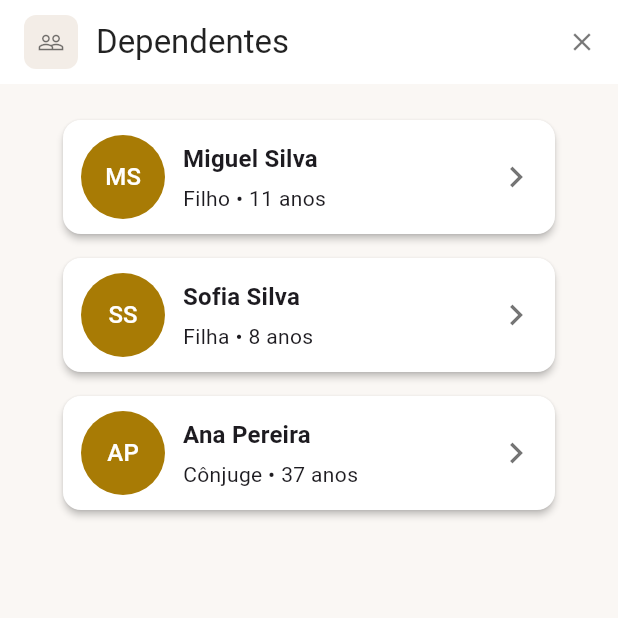
After one commit to solana315/flutter2, a Flutter app: the DependentsPage screen opened directly, on a phone screen of 412 x 824 dp, the top half of it. The commit adds this screen. Run offline on Flutter 3.47's test engine with Material 3 defaults, Android fonts, the phone set to English and light mode, and no system bars; our stand-ins replace flutter_dotenv, shared_preferences; accounts and stored records are empty.

Commit message:
commit dependentes
dependentes

```diff
--- /dev/null
+++ b/mobile/lib/dependents_page.dart
@@ -0,0 +1,144 @@
+import 'package:flutter/material.dart';
+import 'package:flutter_application_1/models/dependent.dart';
+import 'package:flutter_application_1/pages/dependent_detail_page.dart';
+
+class DependentsPage extends StatelessWidget {
+  const DependentsPage({Key? key}) : super(key: key);
+
+  static final List<Dependent> mockDependents = [
+    Dependent(id: 'd1', name: 'Miguel Silva', relation: 'Filho', dob: DateTime(2014, 6, 12)),
+    Dependent(id: 'd2', name: 'Sofia Silva', relation: 'Filha', dob: DateTime(2017, 11, 3)),
+    Dependent(id: 'd3', name: 'Ana Pereira', relation: 'Cônjuge', dob: DateTime(1988, 2, 24)),
+  ];
+
+  @override
+  Widget build(BuildContext context) {
+    final bg = const Color(0xFFFAF7F4);
+    final cardBg = Colors.white;
+    final primaryGold = const Color(0xFFA87B05);
+
+    return Scaffold(
+      backgroundColor: bg,
+      appBar: AppBar(
+        automaticallyImplyLeading: false,
+        backgroundColor: cardBg,
+        foregroundColor: Colors.black87,
+        elevation: 0,
+        title: Row(
+          children: [
+            Container(
+              width: 36,
+              height: 36,
+              decoration: BoxDecoration(
+                color: const Color(0xFFF3EDE7),
+                borderRadius: BorderRadius.circular(8),
+              ),
+              child: const Icon(Icons.people_outline, color: Colors.black54, size: 18),
+            ),
+            const SizedBox(width: 12),
+            const Text('Dependentes', style: TextStyle(color: Colors.black87)),
+          ],
+        ),
+        actions: [
+          IconButton(
+            onPressed: () => Navigator.maybePop(context),
+            icon: const Icon(Icons.close, size: 20, color: Colors.black54),
+            tooltip: 'Fechar',
+          ),
+        ],
+      ),
+      body: SafeArea(
+        child: Center(
+          child: ConstrainedBox(
+            constraints: const BoxConstraints(maxWidth: 360),
+            child: Padding(
+              padding: const EdgeInsets.symmetric(horizontal: 12, vertical: 12),
+              child: Column(
+                crossAxisAlignment: CrossAxisAlignment.start,
+                children: [
+                  const SizedBox(height: 8),
+                  Expanded(
+                    child: ListView.separated(
+                      itemCount: mockDependents.length,
+                      separatorBuilder: (context, index) => const SizedBox(height: 8),
+                      itemBuilder: (context, index) {
+                        final d = mockDependents[index];
+                        return DependentCard(
+                          dependent: d,
+                          cardBg: cardBg,
+                          primaryColor: primaryGold,
+                          onTap: () => Navigator.push(
+                            context,
+                            MaterialPageRoute(builder: (_) => DependentDetailPage(dependent: d)),
+                          ),
+                        );
+                      },
+                    ),
+                  ),
+                ],
+              ),
+            ),
+          ),
+        ),
+      ),
+    );
+  }
+}
+
+class DependentCard extends StatelessWidget {
+  final Dependent dependent;
+  final VoidCallback? onTap;
+  final Color? cardBg;
+  final Color? primaryColor;
+
+  const DependentCard({Key? key, required this.dependent, this.onTap, this.cardBg, this.primaryColor}) : super(key: key);
+
+  @override
+  Widget build(BuildContext context) {
+    final theme = Theme.of(context);
+
+    return Card(
+      color: cardBg ?? Colors.white,
+      elevation: 2,
+      shape: RoundedRectangleBorder(borderRadius: BorderRadius.circular(12)),
+      child: InkWell(
+        onTap: onTap,
+        borderRadius: BorderRadius.circular(12),
+        child: Padding(
+          padding: const EdgeInsets.symmetric(horizontal: 12.0, vertical: 10.0),
+          child: Row(
+            children: [
+              CircleAvatar(
+                radius: 28,
+                backgroundColor: primaryColor ?? theme.colorScheme.primary,
+                child: Text(
+                  _initials(dependent.name),
+                  style: theme.textTheme.titleMedium?.copyWith(color: Colors.white),
+                ),
+              ),
+              const SizedBox(width: 12),
+              Expanded(
+                child: Column(
+                  crossAxisAlignment: CrossAxisAlignment.start,
+                  children: [
+                    Text(dependent.name, style: theme.textTheme.titleMedium?.copyWith(fontWeight: FontWeight.w600)),
+                    const SizedBox(height: 4),
+                    Text('${dependent.relation} • ${dependent.ageOrDob}', style: theme.textTheme.bodyMedium),
+                  ],
+                ),
+              ),
+              const Icon(Icons.chevron_right, size: 28, color: Colors.black54),
+            ],
+          ),
+        ),
+      ),
+    );
+  }
+
+  String _initials(String name) {
+    final parts = name.split(' ');
+    if (parts.isEmpty) return '';
+    if (parts.length == 1) return parts.first.substring(0, 1).toUpperCase();
+    return (parts.first[0] + parts.last[0]).toUpperCase();
+  }
+}
--- /dev/null
+++ b/mobile/lib/models/dependent.dart
@@ -0,0 +1,33 @@
+// Modelo simples para um dependente
+class Dependent {
+  final String id;
+  final String name;
+  final String relation; // e.g. Filho, Filha, Cônjuge
+  final DateTime? dob; // data de nascimento (pode ser null)
+  final String? avatarUrl;
+
+  Dependent({
+    required this.id,
+    required this.name,
+    required this.relation,
+    this.dob,
+    this.avatarUrl,
+  });
+
+  // Calcula a idade baseada em `dob`; retorna 0 se `dob` for null
+  int get age {
+    if (dob == null) return 0;
+    final now = DateTime.now();
+    int a = now.year - dob!.year;
+    if (now.month < dob!.month || (now.month == dob!.month && now.day < dob!.day)) {
+      a -= 1;
+    }
+    return a;
+  }
+
+  // Representação legível: idade ou data de nascimento
+  String get ageOrDob {
+    if (dob == null) return 'Data desconhecida';
+    return '$age anos';
+  }
+}
--- /dev/null
+++ b/mobile/lib/pages/dependent_detail_page.dart
@@ -0,0 +1,2 @@
+// Forwarding file to preserve legacy import paths.
+export '../dependent_detail_page.dart';
--- /dev/null
+++ b/mobile/lib/pages/dependents_page.dart
@@ -0,0 +1,2 @@
+// Forwarding file to preserve legacy import paths.
+export '../dependents_page.dart';
--- a/mobile/lib/widgets/declaraçao de presença/declaracao_presenca_card.dart
+++ b/mobile/lib/widgets/declaraçao de presença/declaracao_presenca_card.dart
@@ -1,6 +1,8 @@
 import 'package:flutter/material.dart';
 
 class DeclaracaoPresencaCard extends StatelessWidget {
+  const DeclaracaoPresencaCard({super.key});
+
   @override
   Widget build(BuildContext context) {
     final now = DateTime.now();
--- a/mobile/lib/widgets/marcar_consulta/dashboard.dart
+++ b/mobile/lib/widgets/marcar_consulta/dashboard.dart
@@ -1,7 +1,7 @@
 import 'package:flutter/material.dart';
 
 class Dashboard extends StatelessWidget {
-  const Dashboard({Key? key}) : super(key: key);
+  const Dashboard({super.key});
 
   @override
   Widget build(BuildContext context) {
--- a/mobile/lib/widgets/marcar_consulta/topo.dart
+++ b/mobile/lib/widgets/marcar_consulta/topo.dart
@@ -1,7 +1,7 @@
 import 'package:flutter/material.dart';
 
 class TopoMarcarConsulta extends StatelessWidget {
-  const TopoMarcarConsulta({Key? key}) : super(key: key);
+  const TopoMarcarConsulta({super.key});
 
   @override
   Widget build(BuildContext context) {
```
Also changed, not shown: mobile/lib/dependent_detail_page.dart (added, +77 -0 lines), mobile/lib/pages/minhas_consultas_page.dart (deleted, +0 -185 lines), mobile/lib/widgets/grid_menu.dart (+7 -0 lines), package-lock.json (deleted).
